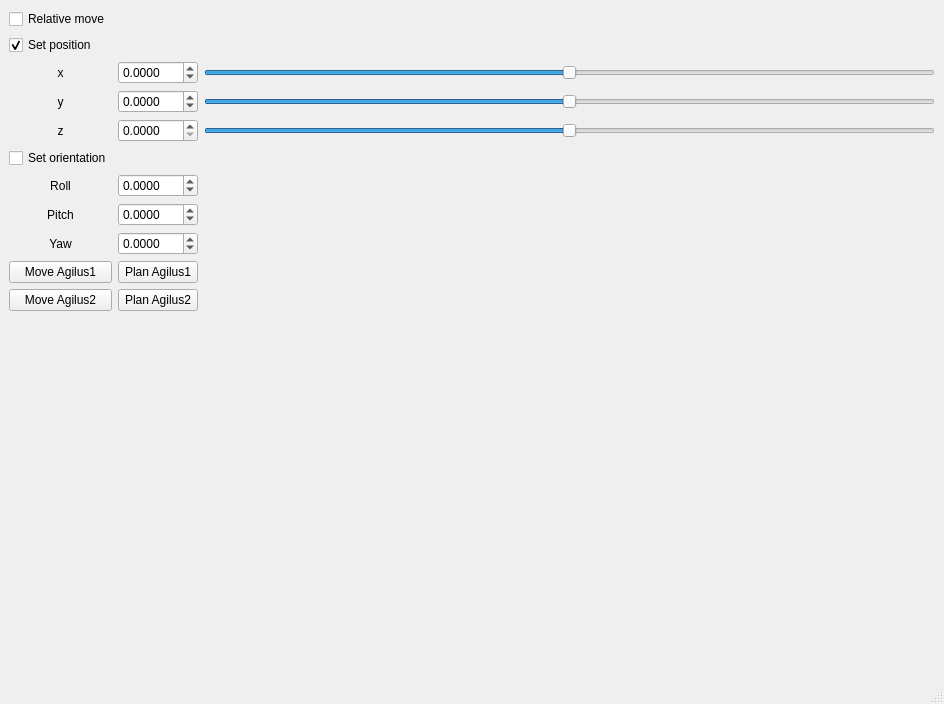
Qt form ui/main_window.ui (bj0rkedal/qt_agilus_planner) before a commit.
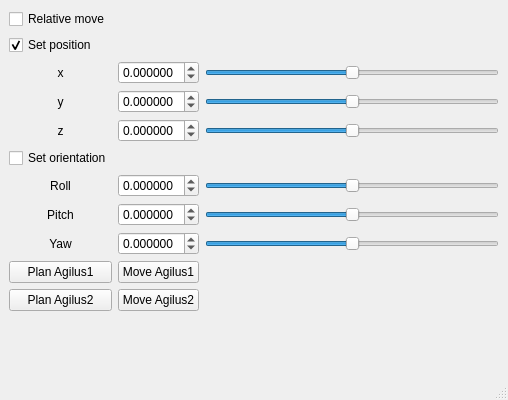
The same form after that commit. Icons and pictures are not drawn.

Commit message: linked sliders to spinboxes

The edit to the form file:
```diff
--- a/ui/main_window.ui
+++ b/ui/main_window.ui
@@ -6,8 +6,8 @@
    <rect>
     <x>0</x>
     <y>0</y>
-    <width>944</width>
-    <height>704</height>
+    <width>508</width>
+    <height>400</height>
    </rect>
   </property>
   <property name="windowTitle">
@@ -25,7 +25,7 @@
     <item row="7" column="2">
      <widget class="QDoubleSpinBox" name="doubleSpinBox_roll">
       <property name="decimals">
-       <number>4</number>
+       <number>6</number>
       </property>
       <property name="minimum">
        <double>-3.141500000000000</double>
@@ -58,7 +58,7 @@
     <item row="8" column="2">
      <widget class="QDoubleSpinBox" name="doubleSpinBox_pitch">
       <property name="decimals">
-       <number>4</number>
+       <number>6</number>
       </property>
       <property name="minimum">
        <double>-3.141500000000000</double>
@@ -166,13 +166,13 @@
     <item row="3" column="2">
      <widget class="QDoubleSpinBox" name="spinBox_pos_x">
       <property name="decimals">
-       <number>4</number>
+       <number>6</number>
       </property>
       <property name="minimum">
-       <double>-0.900000000000000</double>
+       <double>-2.000000000000000</double>
       </property>
       <property name="maximum">
-       <double>0.900000000000000</double>
+       <double>2.000000000000000</double>
       </property>
       <property name="singleStep">
        <double>0.001000000000000</double>
@@ -182,7 +182,7 @@
     <item row="4" column="2">
      <widget class="QDoubleSpinBox" name="spinBox_pos_y">
       <property name="decimals">
-       <number>4</number>
+       <number>6</number>
       </property>
       <property name="minimum">
        <double>-2.000000000000000</double>
@@ -198,7 +198,10 @@
     <item row="5" column="2">
      <widget class="QDoubleSpinBox" name="spinBox_pos_z">
       <property name="decimals">
-       <number>4</number>
+       <number>6</number>
+      </property>
+      <property name="minimum">
+       <double>-2.000000000000000</double>
       </property>
       <property name="maximum">
        <double>2.000000000000000</double>
@@ -225,16 +228,6 @@
       </property>
      </widget>
     </item>
-    <item row="11" column="1">
-     <widget class="QPushButton" name="pushButton_move_ag1">
-      <property name="enabled">
-       <bool>true</bool>
-      </property>
-      <property name="text">
-       <string>Move Agilus1</string>
-      </property>
-     </widget>
-    </item>
     <item row="13" column="3">
      <spacer name="verticalSpacer">
       <property name="orientation">
@@ -251,7 +244,7 @@
     <item row="9" column="2">
      <widget class="QDoubleSpinBox" name="doubleSpinBox_yaw">
       <property name="decimals">
-       <number>4</number>
+       <number>6</number>
       </property>
       <property name="minimum">
        <double>-3.141500000000000</double>
@@ -264,21 +257,70 @@
       </property>
      </widget>
     </item>
-    <item row="12" column="1">
-     <widget class="QPushButton" name="pushButton_move_ag2">
-      <property name="text">
-       <string>Move Agilus2</string>
+    <item row="7" column="3">
+     <widget class="QSlider" name="horizontalSlider_roll">
+      <property name="maximum">
+       <number>100</number>
       </property>
+      <property name="value">
+       <number>50</number>
+      </property>
+      <property name="orientation">
+       <enum>Qt::Horizontal</enum>
+      </property>
      </widget>
     </item>
-    <item row="11" column="2">
+    <item row="8" column="3">
+     <widget class="QSlider" name="horizontalSlider_pitch">
+      <property name="maximum">
+       <number>100</number>
+      </property>
+      <property name="value">
+       <number>50</number>
+      </property>
+      <property name="orientation">
+       <enum>Qt::Horizontal</enum>
+      </property>
+     </widget>
+    </item>
+    <item row="9" column="3">
+     <widget class="QSlider" name="horizontalSlider_yaw">
+      <property name="maximum">
+       <number>100</number>
+      </property>
+      <property name="value">
+       <number>50</number>
+      </property>
+      <property name="orientation">
+       <enum>Qt::Horizontal</enum>
+      </property>
+     </widget>
+    </item>
+    <item row="11" column="1">
      <widget class="QPushButton" name="pushButton_plan_ag1">
       <property name="text">
        <string>Plan Agilus1</string>
       </property>
      </widget>
     </item>
+    <item row="11" column="2">
+     <widget class="QPushButton" name="pushButton_move_ag1">
+      <property name="enabled">
+       <bool>true</bool>
+      </property>
+      <property name="text">
+       <string>Move Agilus1</string>
+      </property>
+     </widget>
+    </item>
     <item row="12" column="2">
+     <widget class="QPushButton" name="pushButton_move_ag2">
+      <property name="text">
+       <string>Move Agilus2</string>
+      </property>
+     </widget>
+    </item>
+    <item row="12" column="1">
      <widget class="QPushButton" name="pushButton_plan_ag2">
       <property name="text">
        <string>Plan Agilus2</string>
```
Left out of the diff: 14 changed lines with no effect on the pictures. The commit also changes 3 other files.
